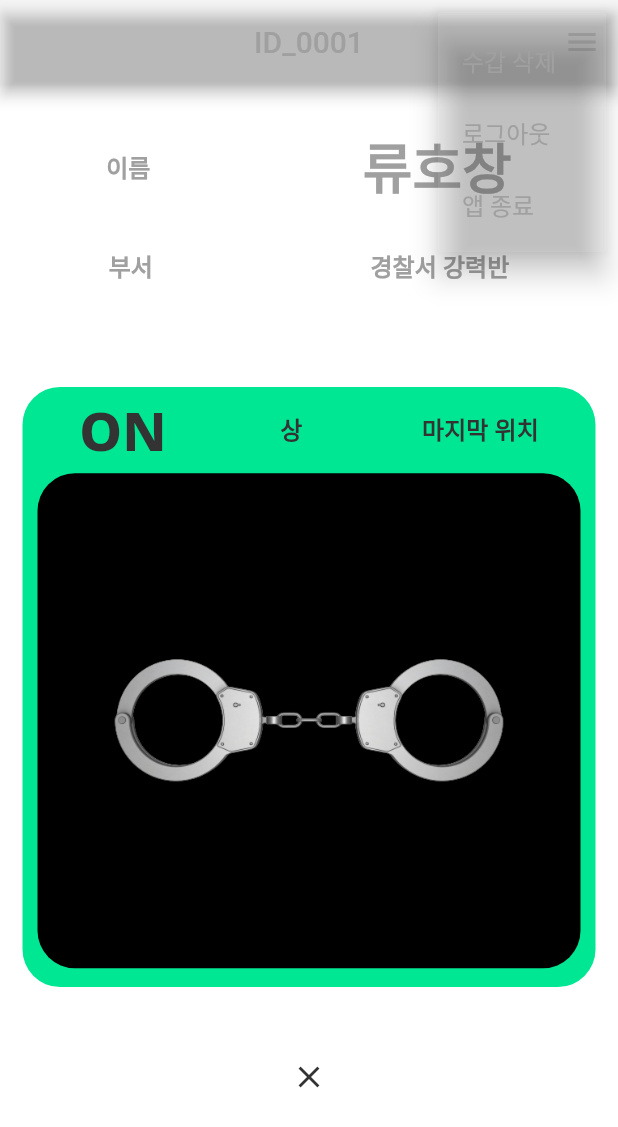
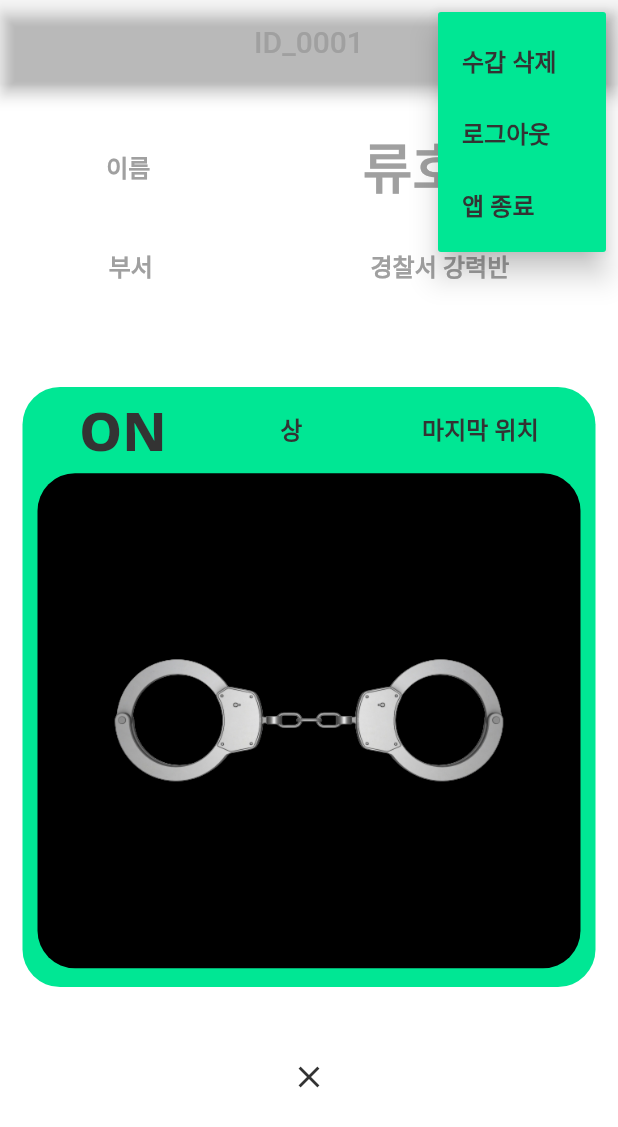
Before and after one commit to JohnRyoo/handcuff_police, a Flutter app: the MainPageScreen screen opened directly, after a tap on the "menu" icon, on a phone screen of 412 x 824 dp. Shown: the top 1127 px of the screen. Run offline on Flutter 3.47's test engine with Material 2 defaults, Android fonts, the phone set to English and light mode, and no system bars; our stand-ins replace fluttertoast, google_fonts.

Commit message:
메뉴버튼 배경 색상 및 폰트 조정

```diff
--- a/lib/screens/main_page.dart
+++ b/lib/screens/main_page.dart
@@ -62,27 +62,45 @@ class _MainPageScreenState extends State<MainPageScreen> {
                 Icons.menu,
                 color: Palette.whiteTextColor,
               ),
-              color: Palette.darkButtonColor,
+              color: Palette.lightButtonColor,
               onSelected: (item) => _selectedActionMenuItem(context, item),
               itemBuilder: (context) => [
-                    const PopupMenuItem<HandcuffMenu>(
+                    PopupMenuItem<HandcuffMenu>(
                       value: HandcuffMenu.deleteHandcuff,
                       child: Text(
                         "수갑 삭제",
-                        style: TextStyle(color: Palette.whiteTextColor),
+                        style: GoogleFonts.notoSans(
+                          textStyle: const TextStyle(
+                            color: Palette.darkTextColor,
+                            fontSize: 16,
+                            fontWeight: FontWeight.w600,
+                          ),
+                        ),
                       ),
                     ),
-                    const PopupMenuItem<HandcuffMenu>(
+                    PopupMenuItem<HandcuffMenu>(
                         value: HandcuffMenu.logout,
                         child: Text(
                           "로그아웃",
-                          style: TextStyle(color: Palette.whiteTextColor),
+                          style: GoogleFonts.notoSans(
+                            textStyle: const TextStyle(
+                              color: Palette.darkTextColor,
+                              fontSize: 16,
+                              fontWeight: FontWeight.w600,
+                            ),
+                          ),
                         )),
-                    const PopupMenuItem<HandcuffMenu>(
+                    PopupMenuItem<HandcuffMenu>(
                         value: HandcuffMenu.exit,
                         child: Text(
                           "앱 종료",
-                          style: TextStyle(color: Palette.whiteTextColor),
+                          style: GoogleFonts.notoSans(
+                            textStyle: const TextStyle(
+                              color: Palette.darkTextColor,
+                              fontSize: 16,
+                              fontWeight: FontWeight.w600,
+                            ),
+                          ),
                         ))
                   ]),
         ],
```
